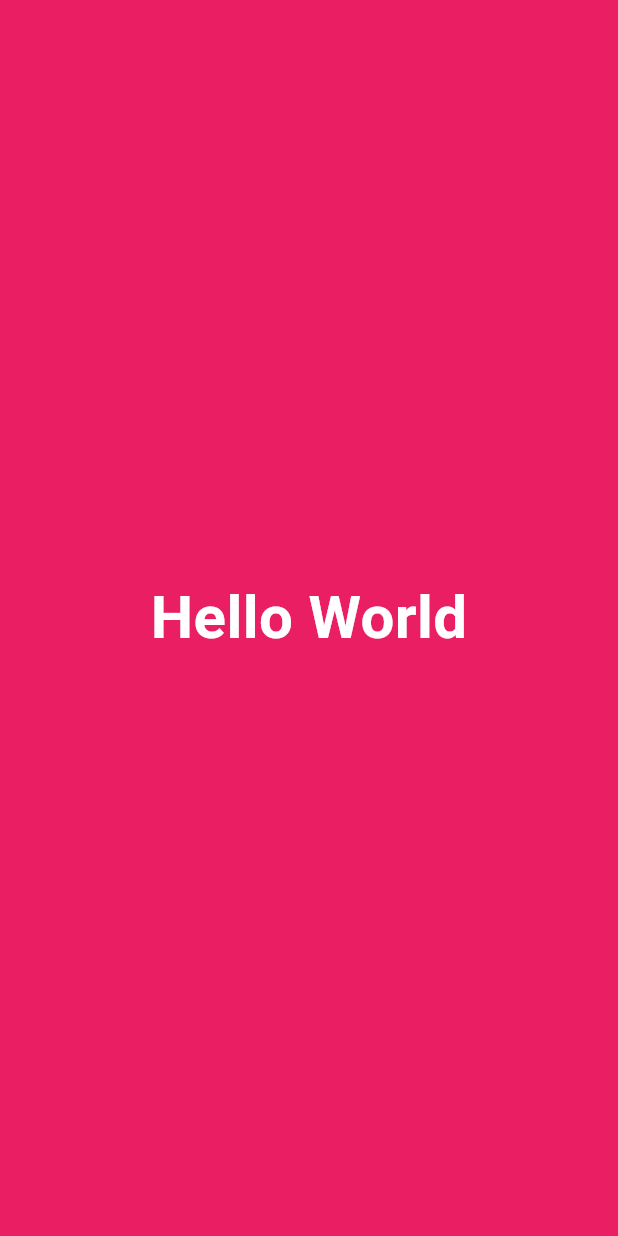
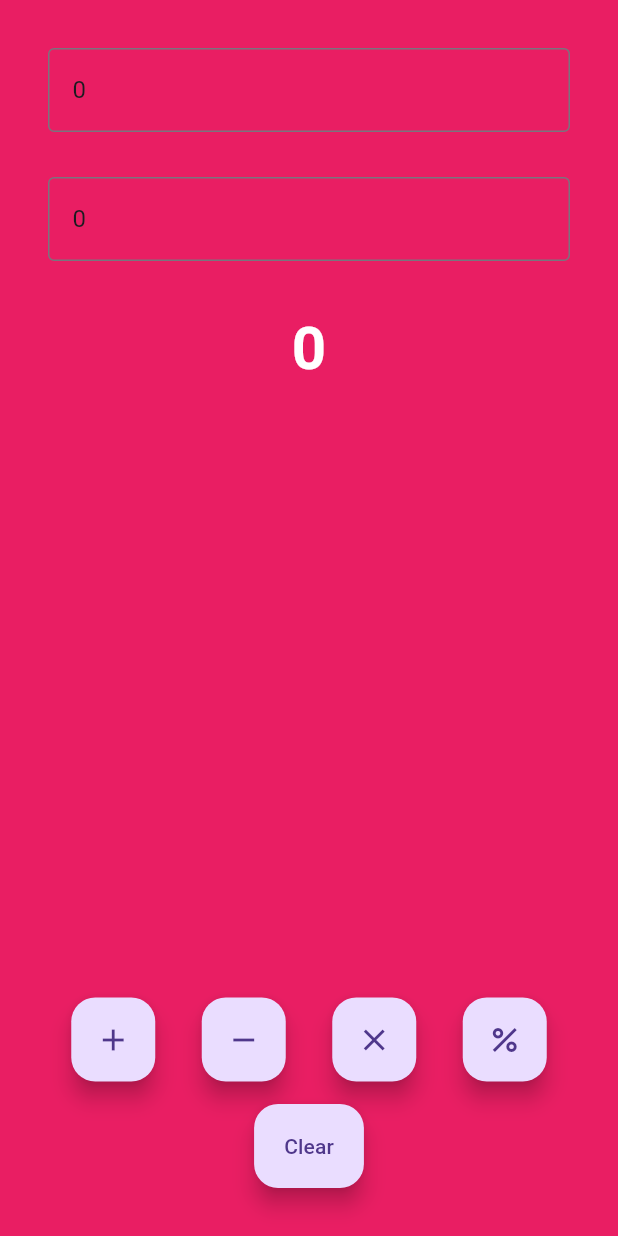
Before and after one commit to Sixpcoder/flutterapp, a Flutter app: the screen it shows after launch, on a phone screen of 412 x 824 dp. Run offline on Flutter 3.47's test engine with Material 3 defaults, Android fonts, the phone set to English and light mode, and no system bars.

Commit message:
calculator completed

```diff
--- /dev/null
+++ b/lib/views/Calculator_view.dart
@@ -0,0 +1,176 @@
+import 'package:flutter/cupertino.dart';
+import 'package:flutter/material.dart';
+
+class CalculatorView extends StatefulWidget {
+  const CalculatorView({super.key});
+
+  @override
+  State<CalculatorView> createState() => _CalculatorViewState();
+}
+
+class _CalculatorViewState extends State<CalculatorView> {
+
+  int x= 0;
+  int y= 0;
+  num z= 0;
+
+  final displayOneController = TextEditingController();
+  final displayTwoController = TextEditingController();
+
+
+  //
+  late final AppLifecycleListener _listener;
+
+  @override
+  void initState() {
+    super.initState();
+    displayOneController.text = x.toString();
+    displayTwoController.text = y.toString();
+     _listener = AppLifecycleListener(
+       // onShow: _onshow,
+
+     );
+  }
+
+  @override
+  void dispose() {
+    displayOneController.dispose();
+    displayTwoController.dispose();
+    _listener.dispose();
+    super.dispose();
+  }
+
+
+  @override
+  Widget build(BuildContext context) {
+    return  Padding(
+      padding: const EdgeInsets.all(32.0),
+      child: Column(
+        children: [
+
+           CalculatorDisplay(hintText:"Enter first number",controller :displayOneController),
+          const SizedBox(height: 30,),
+           CalculatorDisplay(hintText: "Enter second number",controller: displayTwoController,),
+          const SizedBox(
+            height: 30,
+          ),
+          Text(
+
+            z.toString(),
+          style: const TextStyle(
+            color: Colors.white,
+            fontSize: 40,
+            fontWeight: FontWeight.bold
+          ),
+          ),
+          const Spacer(),
+           Row(
+            mainAxisAlignment: MainAxisAlignment.spaceAround,
+            children: [
+              CalculatorButton(icon: Icons.add,
+                  onPressed : () {
+                setState(() {
+                  z= num.tryParse(displayOneController.text)! +
+                      num.tryParse(displayTwoController.text)!;
+                });
+
+              }),
+              CalculatorButton(icon: Icons.remove, onPressed: (){
+                setState(() {
+                  z= num.tryParse(displayOneController.text)! -
+                      num.tryParse(displayTwoController.text)!;
+                });
+              },),
+              CalculatorButton(icon: Icons.close, onPressed: (){
+                setState(() {
+                  z= num.tryParse(displayOneController.text)! *
+                      num.tryParse(displayTwoController.text)!;
+                });
+              },),
+              CalculatorButton(icon: Icons.percent,onPressed: (){
+                setState(() {
+                  z= num.tryParse(displayOneController.text)! /
+                      num.tryParse(displayTwoController.text)!;
+                });
+              },),
+
+            ],
+          ),
+          const SizedBox(
+            height: 15,
+          ),
+          FloatingActionButton.extended(
+            onPressed: (){
+              setState(() {
+                x = 0;
+                y =0;
+                z=0;
+                displayTwoController.clear();
+                displayOneController.clear();
+              });
+
+          },
+          label: const Text("Clear"),
+          )
+        ],
+      ),
+    );
+  }
+}
+
+class CalculatorButton extends StatelessWidget {
+  final IconData icon;
+  final VoidCallback onPressed;
+  const CalculatorButton({
+    super.key, required this.icon,required this.onPressed
+  });
+
+  @override
+  Widget build(BuildContext context) {
+    return FloatingActionButton(
+      child: Icon(icon),
+      onPressed: onPressed,
+    );
+  }
+}
+
+class CalculatorDisplay extends StatelessWidget {
+  final hintText;
+  final TextEditingController controller;
+
+  const CalculatorDisplay({
+    super.key, this.hintText, required this.controller,
+  });
+
+  @override
+  Widget build(BuildContext context) {
+    return TextField(
+      controller: controller,
+      keyboardType: TextInputType.number,
+
+      decoration: InputDecoration(
+
+        focusedBorder: OutlineInputBorder(
+
+          borderSide: const BorderSide(
+            color: Colors.white,
+            width: 3.0
+
+          ),
+          borderRadius: BorderRadius.circular(10)
+        ),
+          border: const OutlineInputBorder(
+            borderSide: BorderSide(
+                color: Colors.white
+            ),
+          ),
+        hintText: hintText,
+        hintStyle: const TextStyle(
+          color: Colors.white
+        ),
+
+      ),
+
+    );
+  }
+}
--- a/lib/views/home_views.dart
+++ b/lib/views/home_views.dart
@@ -1,4 +1,6 @@
 import 'package:flutter/material.dart';
+
+import 'Calculator_view.dart';
 
 class HomeView extends StatelessWidget {
   const HomeView({
@@ -7,18 +9,17 @@ class HomeView extends StatelessWidget {
 
   @override
   Widget build(BuildContext context) {
-    return Material(
-      child: Container(
-        color: Colors.pink,
-        child: const Center(child: Text("Hello World",
-          style: TextStyle(
-              color: Colors.white,
-              fontSize: 40,
-            fontWeight: FontWeight.bold
-          ),
-        )
-        ),
-      ),
-    );
+    return Scaffold(
+
+      backgroundColor: Colors.white,
+      body: SafeArea(
+        top: false
+        ,
+        child: Container(
+          color: Colors.pink,
+          child:CalculatorView()
+
+            ),
+      ));
   }
 }
```
